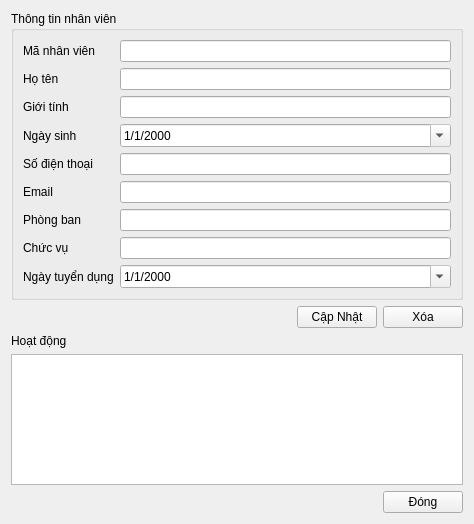
The window that ui/employee_detail.ui (thinh-doan/sales-and-warehouse-management-system) describes before a commit, drawn with Qt 5.
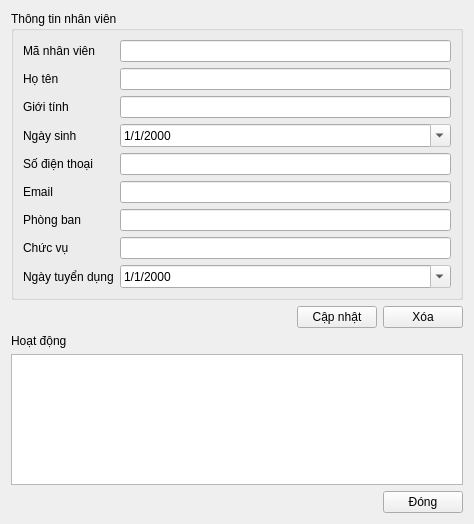
The same window after the commit. Icons and pictures are not drawn.

What changed in the file:
```diff
--- a/ui/employee_detail.ui
+++ b/ui/employee_detail.ui
@@ -183,7 +183,7 @@
      <item>
       <widget class="QPushButton" name="btnCapNhatNV">
        <property name="text">
-        <string>Cập Nhật</string>
+        <string>Cập nhật</string>
        </property>
       </widget>
      </item>
```
Left out of the diff: 2 changed lines with no effect on the pictures.
